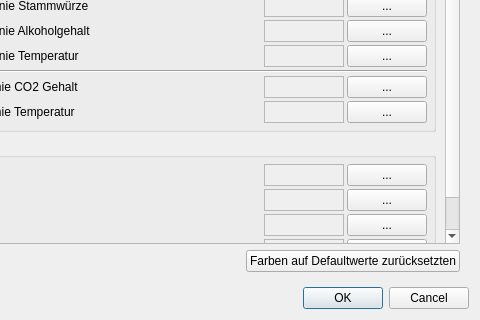
The window that source/ui/einstellungen.ui (Gremmel/kleiner-brauhelfer) describes before a commit, drawn with Qt 5; both pictures show x 276 to 756 and y 265 to 585 of the 756 by 585 pixel window.
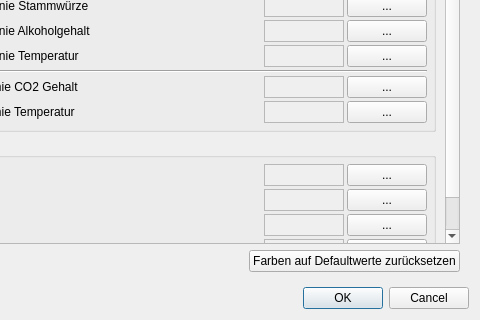
The same window after the commit. The open tabs and pages were chosen to show the change.

```diff
--- a/source/ui/einstellungen.ui
+++ b/source/ui/einstellungen.ui
@@ -968,7 +968,7 @@
            <item>
             <widget class="QPushButton" name="pushButton_SetDefaultFarbe">
              <property name="text">
-              <string>Farben auf Defaultwerte zurücksetzten</string>
+              <string>Farben auf Defaultwerte zurücksetzen</string>
              </property>
             </widget>
            </item>
```
Left out of the diff: 6 changed lines with no effect on the pictures.
